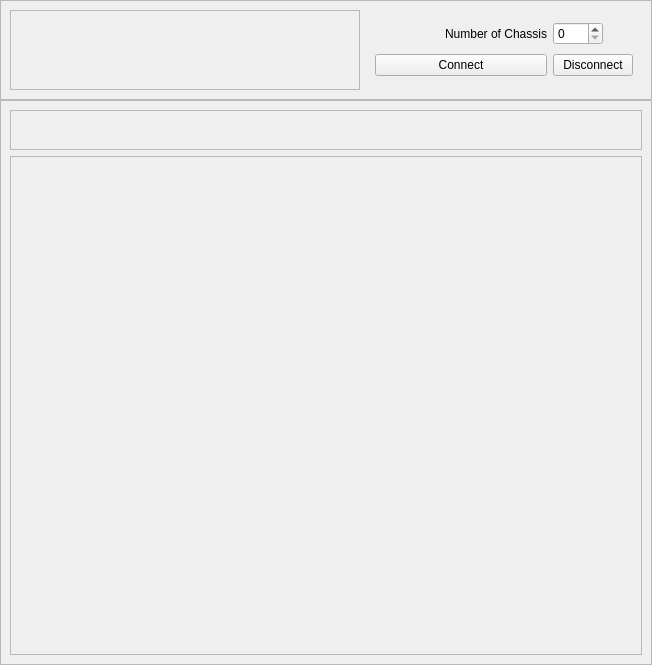
Above: src/applications/mne_scan/plugins/fieldline/formfiles/fieldline_view.ui from mne-tools/mne-cpp before the change. Below: the same form after it.
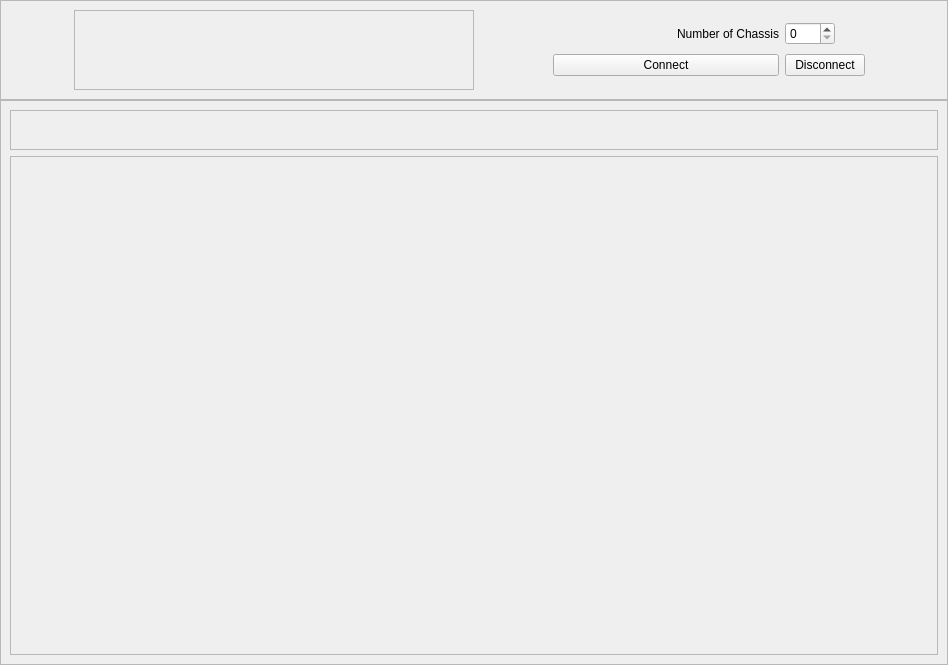
That is the form after the change.

```diff
--- a/src/applications/mne_scan/plugins/fieldline/formfiles/fieldline_view.ui
+++ b/src/applications/mne_scan/plugins/fieldline/formfiles/fieldline_view.ui
@@ -6,7 +6,7 @@
    <rect>
     <x>0</x>
     <y>0</y>
-    <width>652</width>
+    <width>948</width>
     <height>665</height>
    </rect>
   </property>
@@ -51,7 +51,7 @@
      </property>
      <property name="maximumSize">
       <size>
-       <width>800</width>
+       <width>1000</width>
        <height>115</height>
       </size>
      </property>
@@ -199,7 +199,7 @@
      </property>
      <property name="maximumSize">
       <size>
-       <width>800</width>
+       <width>1000</width>
        <height>16777215</height>
       </size>
      </property>
```
